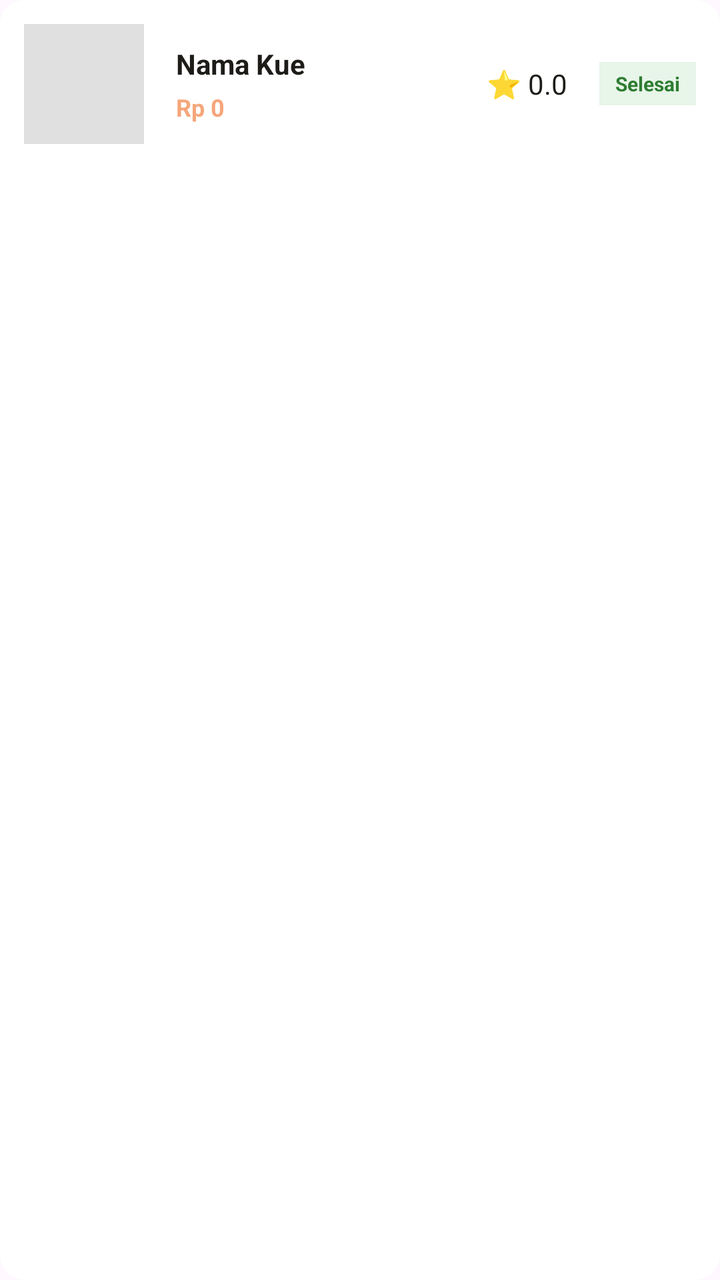
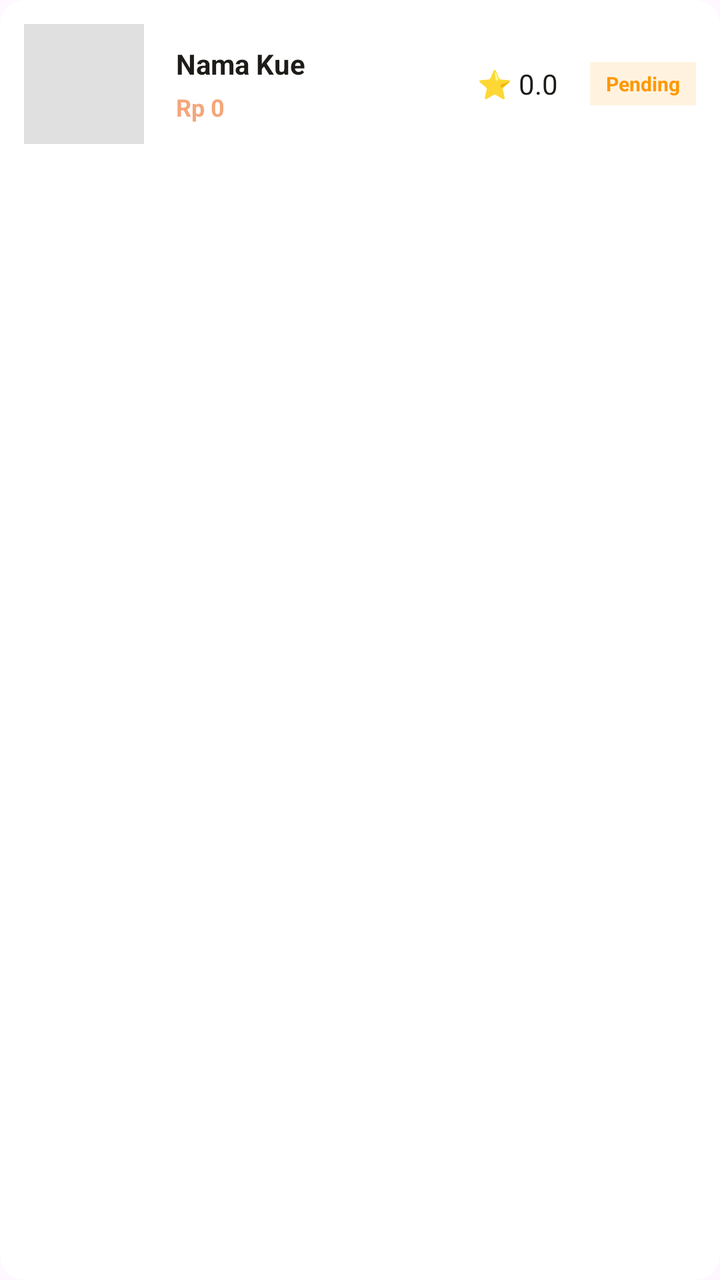

Before-and-after screenshots of an Android layout around one commit, followed by the original layout XML and the change that was made.
<!-- AndroidManifest.xml: application theme Theme.KueWeh -->
<!-- res/layout/item_pesanan.xml -->
<?xml version="1.0" encoding="utf-8"?>
<androidx.cardview.widget.CardView xmlns:android="http://schemas.android.com/apk/res/android"
    xmlns:app="http://schemas.android.com/apk/res-auto"
    android:layout_width="match_parent"
    android:layout_height="wrap_content"
    android:layout_marginBottom="8dp"
    app:cardCornerRadius="12dp"
    app:cardElevation="0dp">

    <LinearLayout
        android:layout_width="match_parent"
        android:layout_height="wrap_content"
        android:orientation="vertical"
        android:background="#FFFFFF">

        <LinearLayout
            android:layout_width="match_parent"
            android:layout_height="wrap_content"
            android:orientation="horizontal"
            android:padding="12dp"
            android:gravity="center_vertical">

            <ImageView
                android:id="@+id/imgPesanan"
                android:layout_width="60dp"
                android:layout_height="60dp"
                android:scaleType="centerCrop"
                android:background="#E0E0E0"/>

            <LinearLayout
                android:layout_width="0dp"
                android:layout_height="wrap_content"
                android:layout_weight="1"
                android:orientation="vertical"
                android:layout_marginStart="16dp">

                <TextView
                    android:id="@+id/tvNamaPesanan"
                    android:layout_width="wrap_content"
                    android:layout_height="wrap_content"
                    android:text="Nama Kue"
                    android:textColor="#1E1C18"
                    android:textSize="14sp"
                    android:textStyle="bold" />

                <TextView
                    android:id="@+id/tvHargaPesanan"
                    android:layout_width="wrap_content"
                    android:layout_height="wrap_content"
                    android:layout_marginTop="4dp"
                    android:text="Rp 0"
                    android:textColor="#F5A67B"
                    android:textSize="12sp"
                    android:textStyle="bold" />
            </LinearLayout>

            <TextView
                android:id="@+id/tvRatingItem"
                android:layout_width="wrap_content"
                android:layout_height="wrap_content"
                android:text="⭐ 0.0"
                android:textColor="#1E1C18"
                android:textSize="14sp"
                android:layout_marginEnd="12dp"
                android:background="?attr/selectableItemBackground"
                android:clickable="true"
                android:focusable="true"
                android:padding="4dp"/>

            <TextView
                android:layout_width="wrap_content"
                android:layout_height="wrap_content"
                android:background="#E8F5E9"
                android:textColor="#2E7D32"
                android:text="Selesai"
                android:textSize="10sp"
                android:textStyle="bold"
                android:paddingHorizontal="8dp"
                android:paddingVertical="4dp"/>
        </LinearLayout>

        <LinearLayout
            android:id="@+id/layoutAdminItemControl"
            android:layout_width="match_parent"
            android:layout_height="wrap_content"
            android:orientation="horizontal"
            android:gravity="center_vertical"
            android:visibility="gone"
            android:paddingVertical="8dp"
            android:layout_marginHorizontal="12dp"
            android:layout_marginBottom="12dp"
            android:background="@drawable/bg_search_rounded">

            <TextView
                android:id="@+id/tvAdminItemStatus"
                android:layout_width="0dp"
                android:layout_height="wrap_content"
                android:layout_weight="1"
                android:layout_marginStart="12dp"
                android:text="Pending"
                android:textColor="#FF9800"
                android:textSize="12sp"
                android:textStyle="bold" />

            <Button
                android:id="@+id/btnAdminItemAksi"
                android:layout_width="wrap_content"
                android:layout_height="32dp"
                android:backgroundTint="#2196F3"
                android:text="Terima"
                android:textColor="#FFFFFF"
                android:textSize="10sp"
                android:insetTop="0dp"
                android:insetBottom="0dp"
                android:layout_marginEnd="8dp"/>
        </LinearLayout>

    </LinearLayout>
</androidx.cardview.widget.CardView>
<!-- resources referenced by this layout -->
<resources>
  <!-- drawable bg_search_rounded (drawable) -->
  <?xml version="1.0" encoding="utf-8"?>
  <shape xmlns:android="http://schemas.android.com/apk/res/android">
      <solid android:color="#FFFFFF" />
      <corners android:radius="24dp" /> </shape>
  <style name="Theme.KueWeh" parent="Base.Theme.KueWeh" />
  <style name="Base.Theme.KueWeh" parent="Theme.Material3.DayNight.NoActionBar">
          
          
      </style>
</resources>

<!-- the commit's change to res/layout/item_pesanan.xml (unified diff, before → after) -->
@@ -68,11 +68,12 @@
                 android:padding="4dp"/>
 
             <TextView
+                android:id="@+id/tvStatusPesananBadge"
                 android:layout_width="wrap_content"
                 android:layout_height="wrap_content"
-                android:background="#E8F5E9"
-                android:textColor="#2E7D32"
-                android:text="Selesai"
+                android:background="#FFF3E0"
+                android:textColor="#FF9800"
+                android:text="Pending"
                 android:textSize="10sp"
                 android:textStyle="bold"
                 android:paddingHorizontal="8dp"
